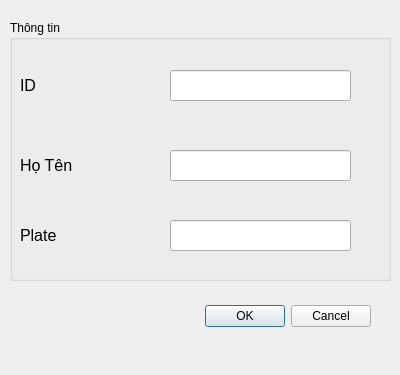
Before: the Qt Designer form gui3/ThemTV.ui in nishlear/python-parkinglot-manager, drawn with Qt 5.
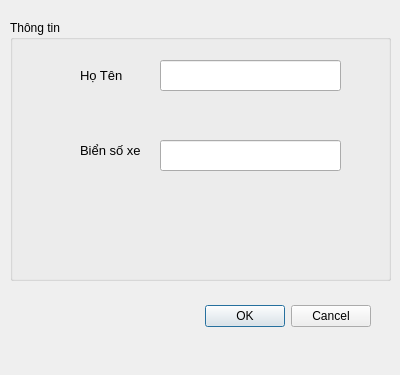
After: the same form once the commit is applied. Icons and pictures are not drawn.

```diff
--- a/gui3/ThemTV.ui
+++ b/gui3/ThemTV.ui
@@ -44,15 +44,15 @@
    <widget class="QLabel" name="label_2">
     <property name="geometry">
      <rect>
-      <x>10</x>
-      <y>120</y>
-      <width>71</width>
-      <height>51</height>
+      <x>70</x>
+      <y>40</y>
+      <width>51</width>
+      <height>31</height>
      </rect>
     </property>
     <property name="font">
      <font>
-      <pointsize>12</pointsize>
+      <pointsize>10</pointsize>
      </font>
     </property>
     <property name="text">
@@ -62,10 +62,10 @@
    <widget class="QLabel" name="label_5">
     <property name="geometry">
      <rect>
-      <x>90</x>
-      <y>120</y>
-      <width>41</width>
-      <height>51</height>
+      <x>30</x>
+      <y>40</y>
+      <width>31</width>
+      <height>31</height>
      </rect>
     </property>
     <property name="text">
@@ -81,55 +81,8 @@
    <widget class="QLineEdit" name="lineEdit_2">
     <property name="geometry">
      <rect>
-      <x>160</x>
-      <y>130</y>
-      <width>181</width>
-      <height>31</height>
-     </rect>
-    </property>
-   </widget>
-   <widget class="QLabel" name="label_3">
-    <property name="geometry">
-     <rect>
-      <x>10</x>
+      <x>150</x>
       <y>40</y>
-      <width>71</width>
-      <height>51</height>
-     </rect>
-    </property>
-    <property name="font">
-     <font>
-      <pointsize>12</pointsize>
-     </font>
-    </property>
-    <property name="text">
-     <string>ID</string>
-    </property>
-   </widget>
-   <widget class="QLabel" name="label_8">
-    <property name="geometry">
-     <rect>
-      <x>80</x>
-      <y>40</y>
-      <width>61</width>
-      <height>51</height>
-     </rect>
-    </property>
-    <property name="text">
-     <string/>
-    </property>
-    <property name="pixmap">
-     <pixmap>ID.png</pixmap>
-    </property>
-    <property name="scaledContents">
-     <bool>true</bool>
-    </property>
-   </widget>
-   <widget class="QLineEdit" name="lineEdit_4">
-    <property name="geometry">
-     <rect>
-      <x>160</x>
-      <y>50</y>
       <width>181</width>
       <height>31</height>
      </rect>
@@ -138,26 +91,26 @@
    <widget class="QLabel" name="label_4">
     <property name="geometry">
      <rect>
-      <x>10</x>
-      <y>190</y>
-      <width>71</width>
-      <height>51</height>
+      <x>70</x>
+      <y>110</y>
+      <width>61</width>
+      <height>41</height>
      </rect>
     </property>
     <property name="font">
      <font>
-      <pointsize>12</pointsize>
+      <pointsize>10</pointsize>
      </font>
     </property>
     <property name="text">
-     <string>Plate</string>
+     <string>Biển số xe</string>
     </property>
    </widget>
    <widget class="QLabel" name="label_6">
     <property name="geometry">
      <rect>
-      <x>90</x>
-      <y>190</y>
+      <x>20</x>
+      <y>110</y>
       <width>41</width>
       <height>51</height>
      </rect>
@@ -175,8 +128,8 @@
    <widget class="QLineEdit" name="lineEdit_3">
     <property name="geometry">
      <rect>
-      <x>160</x>
-      <y>200</y>
+      <x>150</x>
+      <y>120</y>
       <width>181</width>
       <height>31</height>
      </rect>
```
